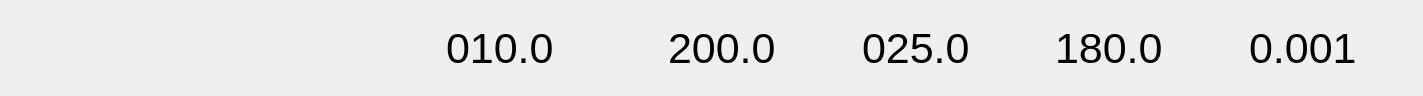
The window that deviceform.ui (IlyaZh/FEDAL-gui) describes before a commit, drawn with Qt 5.
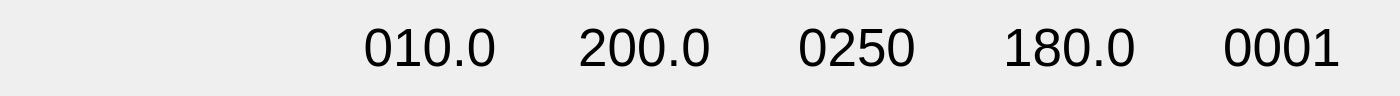
The same window after the commit.

What changed in the file:
```diff
--- a/deviceform.ui
+++ b/deviceform.ui
@@ -6,12 +6,12 @@
    <rect>
     <x>0</x>
     <y>0</y>
-    <width>1423</width>
+    <width>1400</width>
     <height>96</height>
    </rect>
   </property>
   <property name="sizePolicy">
-   <sizepolicy hsizetype="Minimum" vsizetype="Preferred">
+   <sizepolicy hsizetype="Maximum" vsizetype="Preferred">
     <horstretch>0</horstretch>
     <verstretch>0</verstretch>
    </sizepolicy>
@@ -26,50 +26,199 @@
    <string>Form</string>
   </property>
   <layout class="QGridLayout" name="gridLayout">
-   <item row="0" column="3">
-    <widget class="QWidget" name="stateWidget" native="true">
-     <property name="minimumSize">
+   <property name="leftMargin">
+    <number>0</number>
+   </property>
+   <property name="topMargin">
+    <number>0</number>
+   </property>
+   <property name="rightMargin">
+    <number>0</number>
+   </property>
+   <property name="bottomMargin">
+    <number>0</number>
+   </property>
+   <property name="spacing">
+    <number>0</number>
+   </property>
+   <item row="0" column="2">
+    <spacer name="horizontalSpacer_2">
+     <property name="orientation">
+      <enum>Qt::Horizontal</enum>
+     </property>
+     <property name="sizeType">
+      <enum>QSizePolicy::Maximum</enum>
+     </property>
+     <property name="sizeHint" stdset="0">
       <size>
        <width>50</width>
        <height>0</height>
       </size>
      </property>
-    </widget>
-   </item>
-   <item row="0" column="11">
-    <widget class="QLabel" name="voltageLabel">
-     <property name="sizePolicy">
-      <sizepolicy hsizetype="Minimum" vsizetype="Preferred">
-       <horstretch>0</horstretch>
-       <verstretch>0</verstretch>
-      </sizepolicy>
-     </property>
-     <property name="font">
-      <font>
-       <pointsize>32</pointsize>
-      </font>
-     </property>
-     <property name="text">
-      <string>180.0</string>
-     </property>
-    </widget>
+    </spacer>
    </item>
    <item row="0" column="7">
-    <widget class="QLabel" name="currentLabel">
-     <property name="sizePolicy">
-      <sizepolicy hsizetype="Minimum" vsizetype="Preferred">
-       <horstretch>0</horstretch>
-       <verstretch>0</verstretch>
-      </sizepolicy>
+    <widget class="QPushButton" name="currentButton">
+     <property name="minimumSize">
+      <size>
+       <width>140</width>
+       <height>0</height>
+      </size>
      </property>
      <property name="font">
       <font>
-       <pointsize>32</pointsize>
+       <pointsize>40</pointsize>
       </font>
      </property>
+     <property name="styleSheet">
+      <string notr="true">QPushButton::checked {
+	border: 2px solid black;
+}</string>
+     </property>
      <property name="text">
       <string>200.0</string>
      </property>
+     <property name="checkable">
+      <bool>true</bool>
+     </property>
+     <property name="flat">
+      <bool>true</bool>
+     </property>
+    </widget>
+   </item>
+   <item row="0" column="6">
+    <spacer name="horizontalSpacer_4">
+     <property name="orientation">
+      <enum>Qt::Horizontal</enum>
+     </property>
+     <property name="sizeType">
+      <enum>QSizePolicy::Maximum</enum>
+     </property>
+     <property name="sizeHint" stdset="0">
+      <size>
+       <width>72</width>
+       <height>20</height>
+      </size>
+     </property>
+    </spacer>
+   </item>
+   <item row="0" column="11">
+    <widget class="QPushButton" name="voltageButton">
+     <property name="minimumSize">
+      <size>
+       <width>140</width>
+       <height>0</height>
+      </size>
+     </property>
+     <property name="font">
+      <font>
+       <pointsize>40</pointsize>
+      </font>
+     </property>
+     <property name="styleSheet">
+      <string notr="true">QPushButton::checked {
+	border: 2px solid black;
+}</string>
+     </property>
+     <property name="text">
+      <string>180.0</string>
+     </property>
+     <property name="checkable">
+      <bool>true</bool>
+     </property>
+     <property name="flat">
+      <bool>true</bool>
+     </property>
+    </widget>
+   </item>
+   <item row="0" column="10">
+    <spacer name="horizontalSpacer_6">
+     <property name="orientation">
+      <enum>Qt::Horizontal</enum>
+     </property>
+     <property name="sizeType">
+      <enum>QSizePolicy::Maximum</enum>
+     </property>
+     <property name="sizeHint" stdset="0">
+      <size>
+       <width>72</width>
+       <height>20</height>
+      </size>
+     </property>
+    </spacer>
+   </item>
+   <item row="0" column="5">
+    <widget class="QPushButton" name="frequencyButton">
+     <property name="minimumSize">
+      <size>
+       <width>144</width>
+       <height>0</height>
+      </size>
+     </property>
+     <property name="font">
+      <font>
+       <pointsize>40</pointsize>
+      </font>
+     </property>
+     <property name="styleSheet">
+      <string notr="true">QPushButton::checked {
+	border: 2px solid black;
+}</string>
+     </property>
+     <property name="text">
+      <string>010.0</string>
+     </property>
+     <property name="checkable">
+      <bool>true</bool>
+     </property>
+     <property name="flat">
+      <bool>true</bool>
+     </property>
+    </widget>
+   </item>
+   <item row="0" column="14">
+    <spacer name="horizontalSpacer_8">
+     <property name="orientation">
+      <enum>Qt::Horizontal</enum>
+     </property>
+     <property name="sizeType">
+      <enum>QSizePolicy::Maximum</enum>
+     </property>
+     <property name="sizeHint" stdset="0">
+      <size>
+       <width>48</width>
+       <height>20</height>
+      </size>
+     </property>
+    </spacer>
+   </item>
+   <item row="0" column="9">
+    <widget class="QPushButton" name="durationButton">
+     <property name="minimumSize">
+      <size>
+       <width>140</width>
+       <height>0</height>
+      </size>
+     </property>
+     <property name="font">
+      <font>
+       <pointsize>40</pointsize>
+      </font>
+     </property>
+     <property name="styleSheet">
+      <string notr="true">QPushButton::checked {
+	border: 2px solid black;
+}</string>
+     </property>
+     <property name="text">
+      <string>0250</string>
+     </property>
+     <property name="checkable">
+      <bool>true</bool>
+     </property>
+     <property name="flat">
+      <bool>true</bool>
+     </property>
     </widget>
    </item>
    <item row="0" column="0">
@@ -104,46 +253,14 @@
      </property>
     </spacer>
    </item>
-   <item row="0" column="13">
-    <widget class="QLabel" name="delayLabel">
-     <property name="sizePolicy">
-      <sizepolicy hsizetype="Minimum" vsizetype="Preferred">
-       <horstretch>0</horstretch>
-       <verstretch>0</verstretch>
-      </sizepolicy>
-     </property>
-     <property name="font">
-      <font>
-       <pointsize>32</pointsize>
-      </font>
-     </property>
-     <property name="text">
-      <string>0.001</string>
-     </property>
-    </widget>
-   </item>
-   <item row="0" column="5">
-    <widget class="QLabel" name="frequencyLabel">
-     <property name="sizePolicy">
-      <sizepolicy hsizetype="Minimum" vsizetype="Preferred">
-       <horstretch>0</horstretch>
-       <verstretch>0</verstretch>
-      </sizepolicy>
-     </property>
+   <item row="0" column="3">
+    <widget class="QWidget" name="stateWidget" native="true">
      <property name="minimumSize">
       <size>
-       <width>144</width>
+       <width>50</width>
        <height>0</height>
       </size>
      </property>
-     <property name="font">
-      <font>
-       <pointsize>32</pointsize>
-      </font>
-     </property>
-     <property name="text">
-      <string>010.0</string>
-     </property>
     </widget>
    </item>
    <item row="0" column="1">
@@ -188,37 +305,32 @@
      </property>
     </spacer>
    </item>
-   <item row="0" column="6">
-    <spacer name="horizontalSpacer_4">
-     <property name="orientation">
-      <enum>Qt::Horizontal</enum>
-     </property>
-     <property name="sizeType">
-      <enum>QSizePolicy::Maximum</enum>
-     </property>
-     <property name="sizeHint" stdset="0">
+   <item row="0" column="13">
+    <widget class="QPushButton" name="delayButton">
+     <property name="minimumSize">
       <size>
-       <width>72</width>
-       <height>20</height>
+       <width>140</width>
+       <height>0</height>
       </size>
-     </property>
-    </spacer>
-   </item>
-   <item row="0" column="9">
-    <widget class="QLabel" name="durationLabel">
-     <property name="sizePolicy">
-      <sizepolicy hsizetype="Minimum" vsizetype="Preferred">
-       <horstretch>0</horstretch>
-       <verstretch>0</verstretch>
-      </sizepolicy>
      </property>
      <property name="font">
       <font>
-       <pointsize>32</pointsize>
+       <pointsize>40</pointsize>
       </font>
      </property>
+     <property name="styleSheet">
+      <string notr="true">QPushButton::checked {
+	border: 2px solid black;
+}</string>
+     </property>
      <property name="text">
-      <string>025.0</string>
+      <string>0001</string>
+     </property>
+     <property name="checkable">
+      <bool>true</bool>
+     </property>
+     <property name="flat">
+      <bool>true</bool>
      </property>
     </widget>
    </item>
```
Left out of the diff: 84 changed lines with no effect on the pictures.
